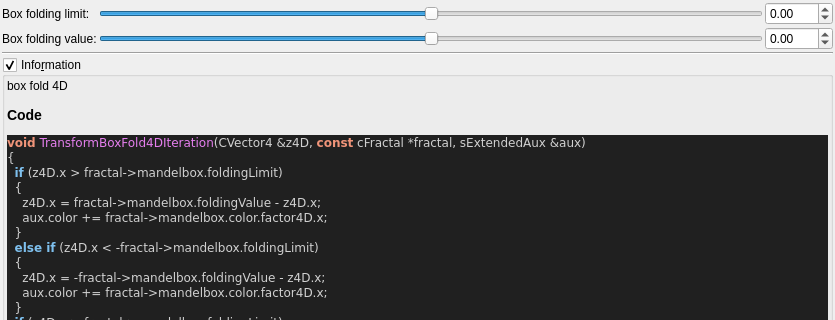
buddhi1980/mandelbulber2, file mandelbulber2/qt_data/fractal_transf_box_fold_4D.ui: the form before one commit; both pictures show x 0 to 835 and y 0 to 320 of the 835 by 914 pixel window.
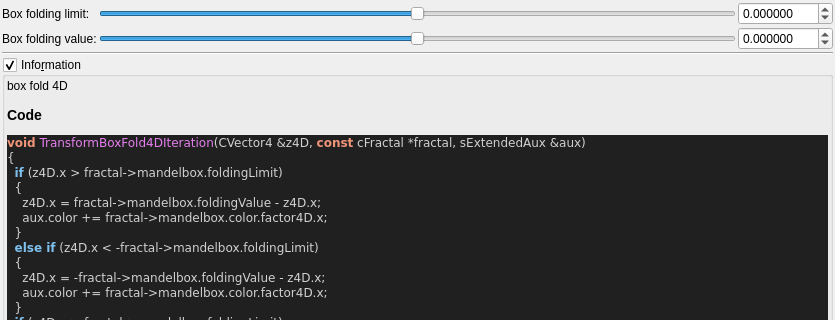
The form after the commit. Custom widgets are drawn as their Qt base class.

```diff
--- a/mandelbulber2/qt_data/fractal_transf_box_fold_4D.ui
+++ b/mandelbulber2/qt_data/fractal_transf_box_fold_4D.ui
@@ -57,10 +57,10 @@
         </sizepolicy>
        </property>
        <property name="minimum">
-        <number>-10000</number>
+        <number>-10000000</number>
        </property>
        <property name="maximum">
-        <number>10000</number>
+        <number>10000000</number>
        </property>
        <property name="singleStep">
         <number>1</number>
@@ -79,10 +79,10 @@
         </sizepolicy>
        </property>
        <property name="minimum">
-        <number>-10000</number>
+        <number>-10000000</number>
        </property>
        <property name="maximum">
-        <number>10000</number>
+        <number>10000000</number>
        </property>
        <property name="singleStep">
         <number>1</number>
@@ -107,7 +107,7 @@
         <string/>
        </property>
        <property name="decimals">
-        <number>2</number>
+        <number>6</number>
        </property>
        <property name="minimum">
         <double>-100.000000000000000</double>
@@ -135,7 +135,7 @@
         <string/>
        </property>
        <property name="decimals">
-        <number>2</number>
+        <number>6</number>
        </property>
        <property name="minimum">
         <double>-100.000000000000000</double>
```
